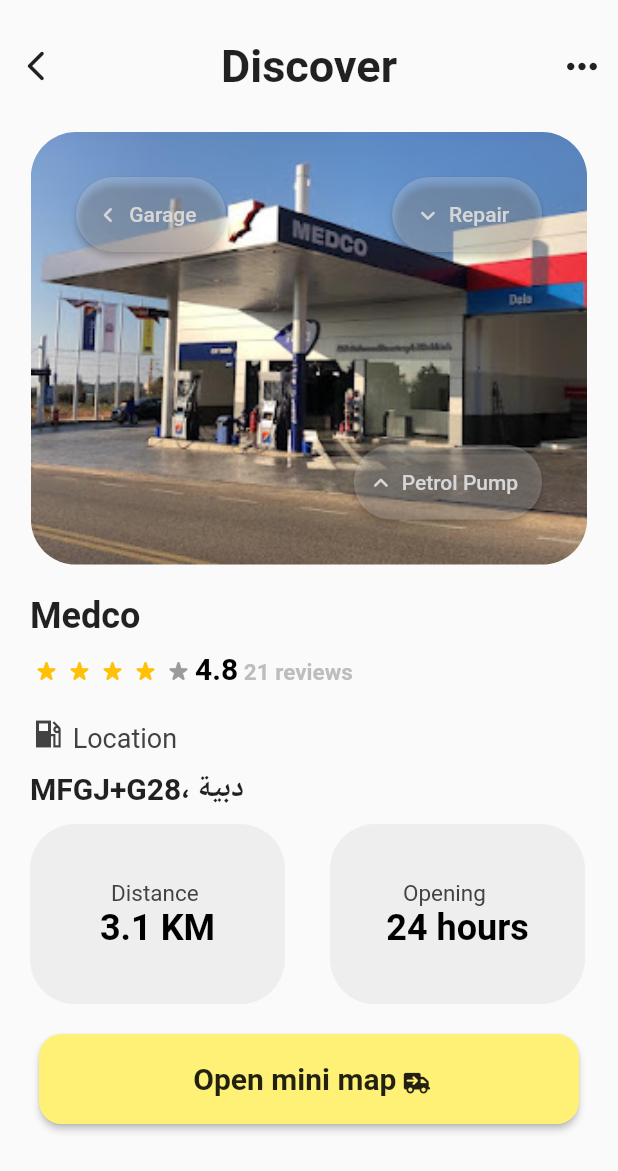
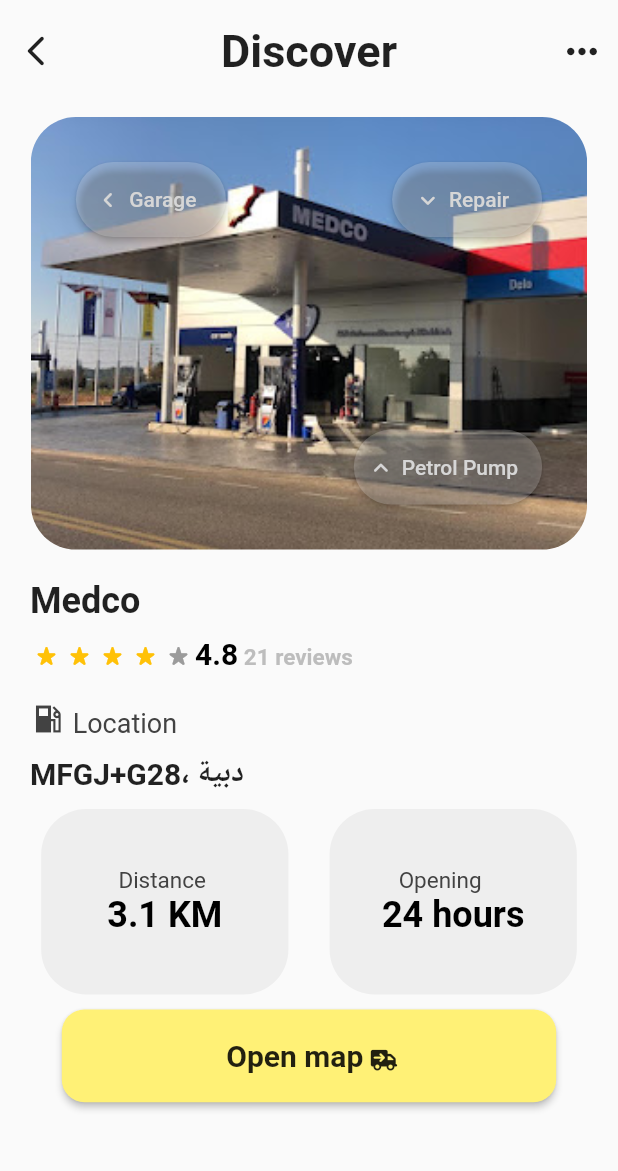
Before and after one commit to Compzool/SmartGas, a Flutter app: the DisplayLocations screen opened directly, after a tap on "Medco", on a phone screen of 412 x 824 dp. Shown: the top 1171 px of the screen. Run offline on Flutter 3.47's test engine with Material 2 defaults, Android fonts, the phone set to English and light mode, and no system bars; drawn by our look-alikes of flutter_rating_bar; our stand-ins replace cloud_firestore, curved_navigation_bar, datetime_picker_formfield, firebase_auth, firebase_core, firebase_storage and 19 more; missing offline and left inert: dart:ffi, qr_code_scanner; accounts and stored records are empty; network calls fail; statements that could not run were skipped.

Commit message:
commit on mingle3.2

```diff
--- a/lib/services/locations.dart
+++ b/lib/services/locations.dart
@@ -11,8 +11,8 @@
     // latitude: 'NORTH LAT 33',
     // longitude: 'EAST LNG 35',
     reviews: Reviews.allReviews,
-    latitude:'33.6762753',
-    longitude:'35.4800875',
+    latitude: '33.6762753',
+    longitude: '35.4800875',
   ),
   Location(
     name: 'IPT',
@@ -28,7 +28,7 @@
     urlImage: 'assets/images/hypco.png',
     addressLine1: 'MCQH+VJW، سعديات،',
     starRating: 5,
-    latitude: '${LocationController.instance.latitude.value}',
+    latitude: 'NORTH LAT 33',
     longitude: 'EAST LNG 35',
     reviews: Reviews.allReviews,
   ),
--- a/lib/views/gas_station/components/gas_station_details.dart
+++ b/lib/views/gas_station/components/gas_station_details.dart
@@ -24,7 +24,7 @@
         //mainAxisAlignment: MainAxisAlignment.start,
         children: [
           Padding(
-            padding: const EdgeInsets.only(top: 20.0),
+            padding: const EdgeInsets.only(top: 10.0),
             child: Row(
               mainAxisAlignment: MainAxisAlignment.spaceBetween,
               children: [
@@ -224,12 +224,12 @@
           ),
           SizedBox(height: 10),
           Row(
-            //mainAxisAlignment: MainAxisAlignment.spaceAround,
+            mainAxisAlignment: MainAxisAlignment.spaceEvenly,
             children: [
               Container(
-                margin: EdgeInsets.only(left: 20),
-                width: 170,
-                height: 120,
+                //margin: EdgeInsets.only(left: 20),
+                width: MediaQuery.of(context).size.width * 0.4,
+                height: MediaQuery.of(context).size.width * 0.3,
                 decoration: BoxDecoration(
                   color: Colors.grey[200],
                   borderRadius: BorderRadius.circular(30),
@@ -259,12 +259,12 @@
                   ),
                 ),
               ),
-              SizedBox(
-                width: 30,
-              ),
+              // SizedBox(
+              //   width: 10,
+              // ),
               Container(
-                width: 170,
-                height: 120,
+                width: MediaQuery.of(context).size.width * 0.4,
+                height: MediaQuery.of(context).size.width * 0.3,
                 decoration: BoxDecoration(
                   color: Colors.grey[200],
                   borderRadius: BorderRadius.circular(30),
@@ -297,7 +297,7 @@
             ],
           ),
           SizedBox(
-            height: 20,
+            height: 10,
           ),
           Center(
             child: ElevatedButton(
@@ -307,7 +307,7 @@
               child: RichText(
                   text: TextSpan(children: [
                 TextSpan(
-                    text: "Open mini map ",
+                    text: "Open map ",
                     style: TextStyle(
                         color: Colors.black87,
                         fontSize: 20,
@@ -322,7 +322,8 @@
               ])),
               style: ElevatedButton.styleFrom(
                   primary: Colors.yellow[300],
-                  fixedSize: const Size(360, 60),
+                  fixedSize: Size(MediaQuery.of(context).size.width * 0.8,
+                      MediaQuery.of(context).size.height * 0.075),
                   shape: RoundedRectangleBorder(
                       borderRadius: BorderRadius.circular(15))),
             ),
--- a/lib/views/locations_screen/components/expanded_content_widget.dart
+++ b/lib/views/locations_screen/components/expanded_content_widget.dart
@@ -8,7 +8,7 @@
 
   const ExpandedContentWidget({
     required this.location,
-     Key? key,
+    Key? key,
   }) : super(key: key);
 
   @override
@@ -17,14 +17,14 @@
           color: Colors.white,
           borderRadius: BorderRadius.all(Radius.circular(10)),
         ),
-        padding: const EdgeInsets.all(8),
+        padding: const EdgeInsets.all(15),
         child: Column(
           crossAxisAlignment: CrossAxisAlignment.start,
           mainAxisAlignment: MainAxisAlignment.end,
           children: [
             Text(location.addressLine1),
             SizedBox(height: 8),
-            buildAddressRating(location: location),
+            buildAddressRating(location: location, context: context),
             SizedBox(height: 12),
           ],
         ),
@@ -32,24 +32,26 @@
 
   Widget buildAddressRating({
     required Location location,
+    required BuildContext context,
   }) =>
       Row(
-        mainAxisAlignment: MainAxisAlignment.spaceBetween,
+        mainAxisAlignment: MainAxisAlignment.spaceEvenly,
         children: [
-          buildReview(location: location),
+          buildReview(location: location, context: context),
           StarsWidget(stars: location.starRating),
         ],
       );
 
   Widget buildReview({
     required Location location,
+    required BuildContext context,
   }) =>
       Row(
         children: location.reviews
             .map((review) => Padding(
                   padding: const EdgeInsets.symmetric(horizontal: 4),
                   child: CircleAvatar(
-                    radius: 16,
+                    radius: MediaQuery.of(context).size.width * 0.035,
                     backgroundColor: Colors.black12,
                     backgroundImage: AssetImage(review.urlImage),
                   ),
--- a/lib/views/locations_screen/components/image_widget.dart
+++ b/lib/views/locations_screen/components/image_widget.dart
@@ -7,7 +7,7 @@
 
   const ImageWidget({
     required this.location,
-     Key? key,
+    Key? key,
   }) : super(key: key);
 
   @override
--- a/lib/views/locations_screen/components/location_widget.dart
+++ b/lib/views/locations_screen/components/location_widget.dart
@@ -30,7 +30,7 @@
           AnimatedPositioned(
             duration: Duration(milliseconds: 500),
             bottom: isExpanded ? 40 : 100,
-            width: isExpanded ? size.width * 0.78 : size.width * 0.7,
+            width: isExpanded ? size.width * 0.82 : size.width * 0.74,
             height: isExpanded ? size.height * 0.6 : size.height * 0.5,
             child: ExpandedContentWidget(location: widget.location),
           ),
@@ -40,7 +40,9 @@
             child: GestureDetector(
               onPanUpdate: onPanUpdate,
               onTap: () {
-                Get.to(() => GasDetails(location: widget.location,index: widget.index),
+                Get.to(
+                    () => GasDetails(
+                        location: widget.location, index: widget.index),
                     transition: Transition.fade);
               },
               child: ImageWidget(location: widget.location),
--- a/lib/views/locations_screen/components/stars_widget.dart
+++ b/lib/views/locations_screen/components/stars_widget.dart
@@ -15,8 +15,8 @@
     return Row(
       children: allStars
           .map((star) => Container(
-                margin: EdgeInsets.only(right: 4),
-                child: Icon(Icons.star_rate, size: 18, color: Colors.yellow),
+                margin: EdgeInsets.only(right: 3.5),
+                child: Icon(Icons.star_rate, size: 16, color: Colors.yellow),
               ))
           .toList(),
     );
--- a/lib/views/profile/components/profile.dart
+++ b/lib/views/profile/components/profile.dart
@@ -16,7 +16,8 @@
   @override
   Widget build(BuildContext context) {
     return Row(
-      mainAxisSize: MainAxisSize.max,
+      //mainAxisSize: MainAxisSize.max,
+      mainAxisAlignment: MainAxisAlignment.start,
       children: [
         FutureBuilder<SmartUser?>(
             future: controller.isGoolgeSignIn == false
@@ -26,7 +27,9 @@
             builder: (context, snapshot) {
               switch (snapshot.connectionState) {
                 case ConnectionState.waiting:
-                return snapshot.hasData ? buildClient(snapshot.data!, context) : Center(child: CircularProgressIndicator());
+                  return snapshot.hasData
+                      ? buildClient(snapshot.data!, context)
+                      : Center(child: CircularProgressIndicator());
                 case ConnectionState.done:
                 default:
                   if (snapshot.hasData) {
@@ -59,9 +62,9 @@
       mainAxisAlignment: MainAxisAlignment.spaceBetween,
       children: [
         Padding(
-          padding: const EdgeInsetsDirectional.fromSTEB(40, 20, 0, 20),
+          padding: const EdgeInsetsDirectional.fromSTEB(20, 20, 0, 20),
           child: Container(
-            width: 90,
+            width: MediaQuery.of(context).size.width * 0.25,
             height: 90,
             clipBehavior: Clip.antiAlias,
             decoration: BoxDecoration(
@@ -96,9 +99,7 @@
             ],
           ),
         ),
-        Padding(
-          padding: const EdgeInsets.only(left: 8.0),
-          child: IconButton(
+        IconButton(
           onPressed: () {
             Navigator.push(context,
                 MaterialPageRoute(builder: (context) => EditProfile()));
@@ -107,7 +108,6 @@
             Icons.edit,
             size: 20,
           ),
-          ),
         )
       ],
     ));
```
Also changed, not shown: 1 other file. Lines whose indentation alone changed are shown as unchanged.
